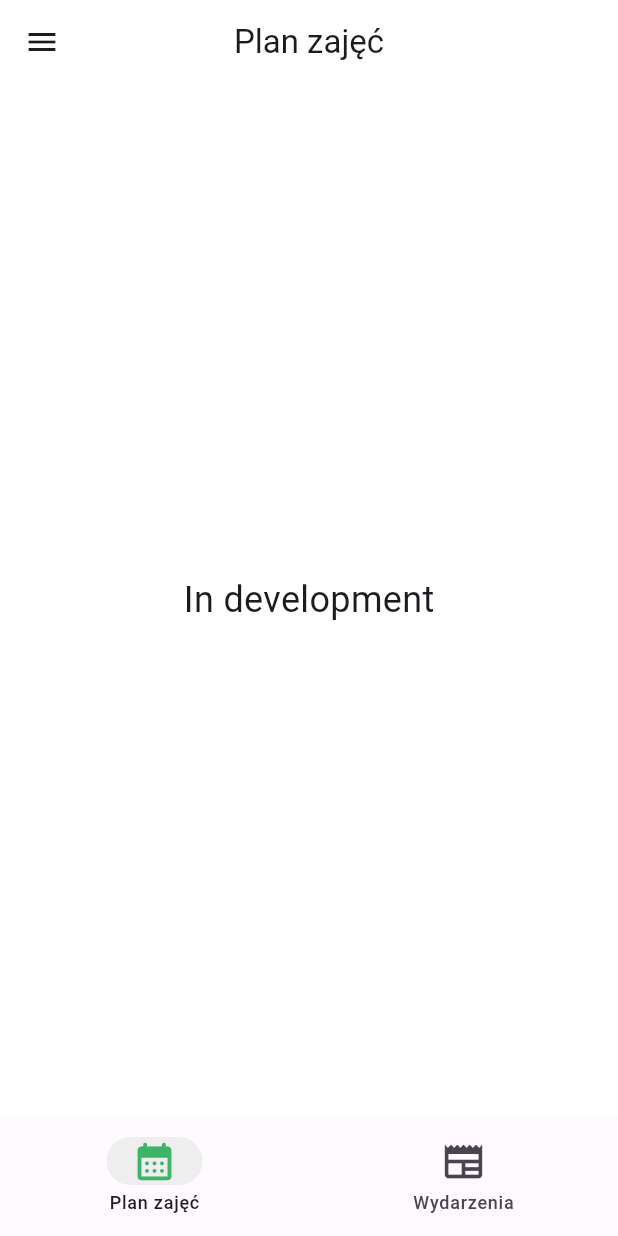
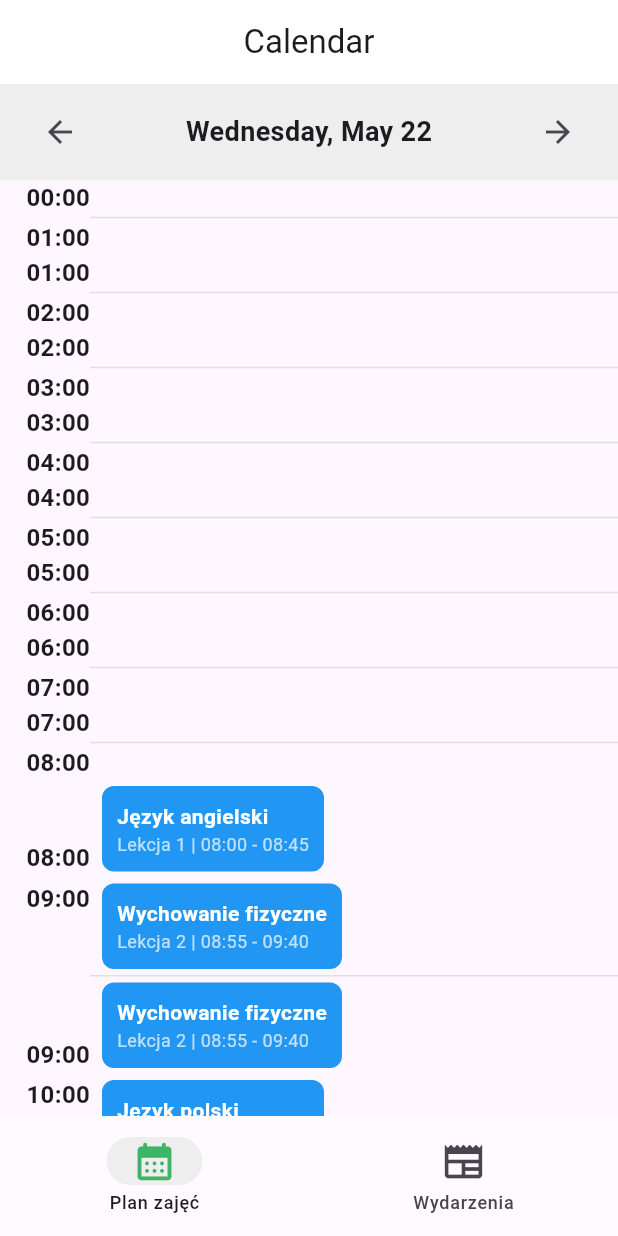
Before and after one commit to karomnii/Lezaczek, a Flutter app: the screen it shows after launch, after a tap on "Login", on a phone screen of 412 x 824 dp. Run offline on Flutter 3.47's test engine with Material 3 defaults, Android fonts, the phone set to English and light mode, and no system bars.

Commit message:
initial calender page, static data, printing of itmes work in progress

```diff
--- a/frontend/lib/calendar.dart
+++ /dev/null
@@ -1,32 +0,0 @@
-import 'package:flutter/material.dart';
-import 'side_bar.dart';
-
-class Calendar extends StatelessWidget {
-  const Calendar({super.key});
-
-  @override
-  Widget build(BuildContext context) {
-    return Scaffold(
-      drawer: const SideBar(),
-      appBar: AppBar(
-        title: const Text(
-          'Plan zajęć',
-        ),
-        centerTitle: true,
-        scrolledUnderElevation: 0.0,
-        backgroundColor: Colors.white,
-      ),
-      body: Container(
-        color: Colors.white,
-        child: const Center(
-          child: Text(
-            'In development',
-            style: TextStyle(
-              fontSize: 24
-            ),
-          ),
-        ),
-      )
-    );
-  }
-}
--- /dev/null
+++ b/frontend/lib/data/static_data.dart
@@ -0,0 +1,72 @@
+// lib/data/static_data.dart
+
+import 'package:flutter/material.dart';
+import '../models/event.dart';
+
+final List<Event> staticEvents = [
+  Event(
+    eventId: 1,
+    userId: 1,
+    name: 'Język angielski',
+    description: 'Lekcja 1 | 08:00 - 08:45',
+    place: 'Room 101',
+    eventType: 1,
+    dateAdded: DateTime.now(),
+    dateStart: DateTime.now(),
+    dateEnd: DateTime.now(),
+    startingTime: TimeOfDay(hour: 8, minute: 0),
+    endingTime: TimeOfDay(hour: 8, minute: 45),
+  ),
+  Event(
+    eventId: 2,
+    userId: 1,
+    name: 'Wychowanie fizyczne',
+    description: 'Lekcja 2 | 08:55 - 09:40',
+    place: 'Gym',
+    eventType: 1,
+    dateAdded: DateTime.now(),
+    dateStart: DateTime.now(),
+    dateEnd: DateTime.now(),
+    startingTime: TimeOfDay(hour: 8, minute: 55),
+    endingTime: TimeOfDay(hour: 9, minute: 40),
+  ),
+  Event(
+    eventId: 3,
+    userId: 1,
+    name: 'Język polski',
+    description: 'Lekcja 3 | 09:45 - 10:30',
+    place: 'Room 102',
+    eventType: 1,
+    dateAdded: DateTime.now(),
+    dateStart: DateTime.now(),
+    dateEnd: DateTime.now(),
+    startingTime: TimeOfDay(hour: 9, minute: 45),
+    endingTime: TimeOfDay(hour: 10, minute: 30),
+  ),
+  Event(
+    eventId: 4,
+    userId: 1,
+    name: 'Informatyka',
+    description: 'Lekcja 4 | 10:35 - 11:20',
+    place: 'Room 203',
+    eventType: 1,
+    dateAdded: DateTime.now(),
+    dateStart: DateTime.now(),
+    dateEnd: DateTime.now(),
+    startingTime: TimeOfDay(hour: 10, minute: 35),
+    endingTime: TimeOfDay(hour: 11, minute: 20),
+  ),
+  Event(
+    eventId: 5,
+    userId: 1,
+    name: 'Muzyka',
+    description: 'Lekcja 5 | 11:25 - 12:10',
+    place: 'Room 104',
+    eventType: 1,
+    dateAdded: DateTime.now(),
+    dateStart: DateTime.now(),
+    dateEnd: DateTime.now(),
+    startingTime: TimeOfDay(hour: 11, minute: 25),
+    endingTime: TimeOfDay(hour: 12, minute: 10),
+  ),
+];
--- a/frontend/lib/incoming_events.dart
+++ b/frontend/lib/incoming_events.dart
@@ -1,8 +1,8 @@
 import 'package:flutter/material.dart';
+import 'package:frontend/side_bar.dart';
 
 import 'event_page1.dart';
 import 'event_page2.dart';
-import 'side_bar.dart';
 
 class IncomingEvents extends StatefulWidget {
   const IncomingEvents({super.key});
--- /dev/null
+++ b/frontend/lib/models/event.dart
@@ -0,0 +1,51 @@
+// lib/models/event.dart
+
+import 'package:flutter/material.dart';
+
+class Event {
+  final int eventId;
+  final int userId;
+  final String name;
+  final String? description;
+  final String? place;
+  final int eventType;
+  final DateTime dateAdded;
+  final DateTime dateStart;
+  final DateTime dateEnd;
+  final TimeOfDay? startingTime;
+  final TimeOfDay? endingTime;
+
+  Event({
+    required this.eventId,
+    required this.userId,
+    required this.name,
+    this.description,
+    this.place,
+    required this.eventType,
+    required this.dateAdded,
+    required this.dateStart,
+    required this.dateEnd,
+    this.startingTime,
+    this.endingTime,
+  });
+
+  Map<String, dynamic> toMap() {
+    return {
+      'eventId': eventId,
+      'userId': userId,
+      'name': name,
+      'description': description,
+      'place': place,
+      'eventType': eventType,
+      'dateAdded': dateAdded.toIso8601String(),
+      'dateStart': dateStart.toIso8601String(),
+      'dateEnd': dateEnd.toIso8601String(),
+      'startingTime': startingTime != null
+          ? '${startingTime!.hour.toString().padLeft(2, '0')}:${startingTime!.minute.toString().padLeft(2, '0')}'
+          : null,
+      'endingTime': endingTime != null
+          ? '${endingTime!.hour.toString().padLeft(2, '0')}:${endingTime!.minute.toString().padLeft(2, '0')}'
+          : null,
+    };
+  }
+}
--- /dev/null
+++ b/frontend/lib/pages/calendar/calendar.dart
@@ -0,0 +1,171 @@
+// lib/pages/calendar/calendar.dart
+
+import 'package:flutter/material.dart';
+import 'package:intl/intl.dart';
+import 'package:frontend/models/event.dart';
+import 'package:frontend/data/static_data.dart';
+import 'event_details.dart';
+
+class Calendar extends StatefulWidget {
+  const Calendar({Key? key}) : super(key: key);
+
+  @override
+  _CalendarState createState() => _CalendarState();
+}
+
+class _CalendarState extends State<Calendar> {
+  DateTime selectedDate = DateTime.now();
+
+  @override
+  Widget build(BuildContext context) {
+    return Scaffold(
+      appBar: AppBar(
+        automaticallyImplyLeading: false,
+        title: const Text(
+          'Calendar',
+        ),
+        centerTitle: true,
+        scrolledUnderElevation: 0.0,
+        backgroundColor: Colors.white,
+      ),
+      body: Column(
+        children: [
+          _buildDateBar(),
+          Expanded(
+            child: ListView.builder(
+              itemCount: 24,
+              itemBuilder: (context, index) {
+                return _buildHourRow(index);
+              },
+            ),
+          ),
+        ],
+      ),
+    );
+  }
+
+  Widget _buildDateBar() {
+    return Container(
+      color: Colors.grey[200],
+      padding: EdgeInsets.symmetric(horizontal: 16.0, vertical: 8.0),
+      child: Row(
+        mainAxisAlignment: MainAxisAlignment.spaceBetween,
+        children: [
+          IconButton(
+            icon: Icon(Icons.arrow_back),
+            onPressed: () {
+              setState(() {
+                selectedDate = selectedDate.subtract(Duration(days: 1));
+              });
+            },
+          ),
+          Text(
+            DateFormat('EEEE, MMM d').format(selectedDate),
+            style: TextStyle(fontSize: 18.0, fontWeight: FontWeight.bold),
+          ),
+          IconButton(
+            icon: Icon(Icons.arrow_forward),
+            onPressed: () {
+              setState(() {
+                selectedDate = selectedDate.add(Duration(days: 1));
+              });
+            },
+          ),
+        ],
+      ),
+    );
+  }
+
+  Widget _buildHourRow(int hour) {
+    DateTime currentHour = DateTime(
+      selectedDate.year,
+      selectedDate.month,
+      selectedDate.day,
+      hour,
+    );
+    List<Event> eventsAtThisHour = staticEvents.where((event) {
+      return event.dateStart.year == currentHour.year &&
+          event.dateStart.month == currentHour.month &&
+          event.dateStart.day == currentHour.day &&
+          event.startingTime!.hour <= currentHour.hour &&
+          event.endingTime!.hour >= currentHour.hour;
+    }).toList();
+
+    return Row(
+      children: [
+        SizedBox(
+          width: 60.0, // Width of the hour column
+          child: Column(
+            crossAxisAlignment: CrossAxisAlignment.end,
+            children: [
+              Text(
+                '${hour.toString().padLeft(2, '0')}:00',
+                style: TextStyle(fontSize: 16.0, fontWeight: FontWeight.bold),
+              ),
+              SizedBox(height: 4.0),
+              Text(
+                '${(hour + 1).toString().padLeft(2, '0')}:00',
+                style: TextStyle(fontSize: 16.0, fontWeight: FontWeight.bold),
+              ),
+            ],
+          ),
+        ),
+        Expanded(
+          child: Container(
+            padding: EdgeInsets.symmetric(horizontal: 8.0),
+            decoration: BoxDecoration(
+              border: Border(
+                bottom: BorderSide(color: Colors.grey[300]!),
+              ),
+            ),
+            child: Column(
+              crossAxisAlignment: CrossAxisAlignment.start,
+              children: eventsAtThisHour.map((event) {
+                return GestureDetector(
+                  onTap: () {
+                    Navigator.push(
+                      context,
+                      MaterialPageRoute(
+                        builder: (context) =>
+                            EventDetails(event: event.toMap()),
+                      ),
+                    );
+                  },
+                  child: Container(
+                    margin: const EdgeInsets.symmetric(vertical: 4.0),
+                    padding: const EdgeInsets.all(8.0),
+                    decoration: BoxDecoration(
+                      color: Colors.blue,
+                      borderRadius: BorderRadius.circular(8.0),
+                      border: Border.all(color: Colors.blue, width: 2.0),
+                    ),
+                    child: Column(
+                      crossAxisAlignment: CrossAxisAlignment.start,
+                      children: [
+                        Text(
+                          event.name,
+                          style: TextStyle(
+                            fontSize: 14.0,
+                            fontWeight: FontWeight.bold,
+                            color: Colors.white,
+                          ),
+                        ),
+                        Text(
+                          event.description ?? '',
+                          style: TextStyle(
+                            fontSize: 12.0,
+                            color: Colors.white70,
+                          ),
+                        ),
+                      ],
+                    ),
+                  ),
+                );
+              }).toList(),
+            ),
+          ),
+        ),
+      ],
+    );
+  }
+}
--- /dev/null
+++ b/frontend/lib/pages/calendar/event_details.dart
@@ -0,0 +1,48 @@
+import 'package:flutter/material.dart';
+
+class EventDetails extends StatelessWidget {
+  final Map<String, dynamic> event;
+
+  EventDetails({required this.event});
+
+  @override
+  Widget build(BuildContext context) {
+    return Scaffold(
+      appBar: AppBar(
+        title: Text(event['name']),
+      ),
+      body: Padding(
+        padding: const EdgeInsets.all(16.0),
+        child: Column(
+          crossAxisAlignment: CrossAxisAlignment.start,
+          children: [
+            Text(
+              event['description'] ?? 'No description available',
+              style: TextStyle(fontSize: 16.0),
+            ),
+            SizedBox(height: 8.0),
+            Text(
+              'Place: ${event['place'] ?? 'Not specified'}',
+              style: TextStyle(fontSize: 16.0),
+            ),
+            SizedBox(height: 8.0),
+            Text(
+              'Type: ${event['eventType']}',
+              style: TextStyle(fontSize: 16.0),
+            ),
+            SizedBox(height: 8.0),
+            Text(
+              'Start: ${event['dateStart']} ${event['startingTime']}',
+              style: TextStyle(fontSize: 16.0),
+            ),
+            SizedBox(height: 8.0),
+            Text(
+              'End: ${event['dateEnd']} ${event['endingTime']}',
+              style: TextStyle(fontSize: 16.0),
+            ),
+          ],
+        ),
+      ),
+    );
+  }
+}
--- a/frontend/lib/template_screen.dart
+++ b/frontend/lib/template_screen.dart
@@ -1,7 +1,7 @@
 import 'package:flutter/material.dart';
 
 import 'incoming_events.dart';
-import 'calendar.dart';
+import 'pages/calendar/calendar.dart';
 class TemplateScreen extends StatefulWidget {
   const TemplateScreen({super.key});
 
--- a/frontend/pubspec.yaml
+++ b/frontend/pubspec.yaml
@@ -32,10 +32,11 @@ dependencies:
     sdk: flutter
 
 
+
   # The following adds the Cupertino Icons font to your application.
   # Use with the CupertinoIcons class for iOS style icons.
   cupertino_icons: ^1.0.6
-
+  intl: ^0.17.0 # Add this line
 dev_dependencies:
   flutter_test:
     sdk: flutter
```
Also changed, not shown: frontend/pubspec.lock.
